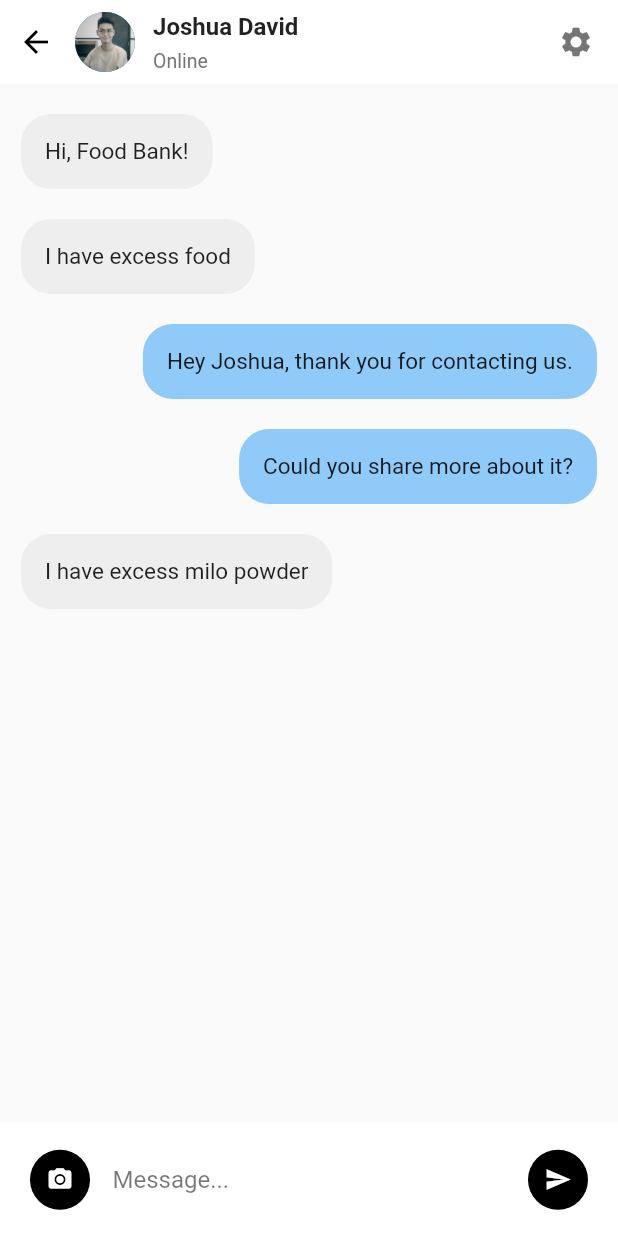
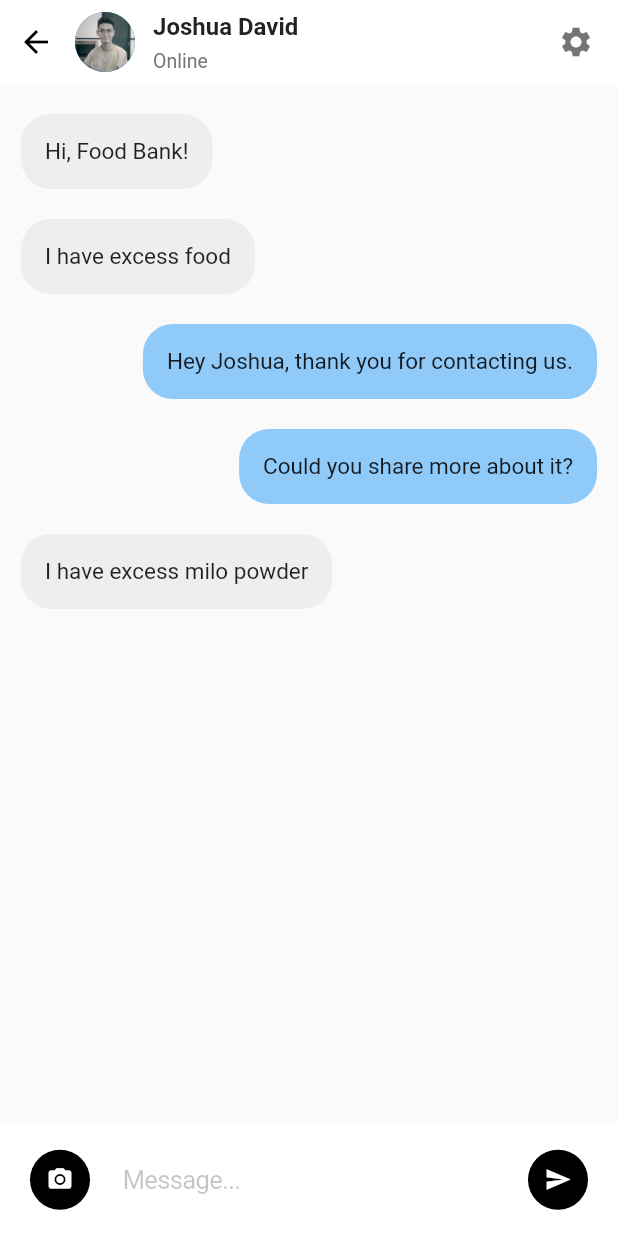
Before and after one commit to torrizing/google-ignite-22-group2, a Flutter app: the ChatDetails screen opened directly, on a phone screen of 412 x 824 dp. Run offline on Flutter 3.47's test engine with Material 2 defaults, Android fonts, the phone set to English and light mode, and no system bars; our stand-ins replace google_maps_flutter.

Commit message:
added chat details

```diff
--- a/lib/screens/chat/chat_details.dart
+++ b/lib/screens/chat/chat_details.dart
@@ -1,3 +1,4 @@
+import 'package:flutter/cupertino.dart';
 import 'package:flutter/material.dart';
 import 'package:google_ignite_app/model/chat_message.dart';
 
@@ -21,6 +22,29 @@ class _ChatDetailsState extends State<ChatDetails> {
     ChatMessage(
         messageContent: "I have excess milo powder", messageType: "receiver"),
   ];
+
+  late TextEditingController _controller;
+  late String userMsg;
+
+  String text = "";
+
+  void _setText() {
+    setState(() {
+      text = userMsg;
+    });
+  }
+
+  @override
+  void initState() {
+    super.initState();
+    _controller = TextEditingController();
+  }
+
+  @override
+  void dispose() {
+    _controller.dispose();
+    super.dispose();
+  }
 
   @override
   Widget build(BuildContext context) {
@@ -127,6 +151,7 @@ class _ChatDetailsState extends State<ChatDetails> {
                     SizedBox(
                       width: 40.0,
                       child: FloatingActionButton(
+                        heroTag: 'btn1',
                         onPressed: () {},
                         backgroundColor: Colors.black,
                         elevation: 0,
@@ -140,14 +165,16 @@ class _ChatDetailsState extends State<ChatDetails> {
                     const SizedBox(
                       width: 15,
                     ),
-                    const Expanded(
-                      child: TextField(
-                        decoration: InputDecoration(
-                            hintText: "Message...",
-                            hintStyle: TextStyle(color: Colors.black54),
-                            border: InputBorder.none),
-                      ),
-                    ),
+                    Expanded(
+                        child: CupertinoTextField.borderless(
+                            onChanged: (value) => userMsg = value,
+                            placeholder: "Message...",
+                            controller: _controller,
+                            onSubmitted: (String value) async {
+                              _setText();
+                              debugPrint(value);
+                              _controller.clear();
+                            })),
                     const SizedBox(
                       width: 15,
                     ),
@@ -155,6 +182,7 @@ class _ChatDetailsState extends State<ChatDetails> {
                       width: 40.0,
                       child: FloatingActionButton(
                         onPressed: () {},
+                        heroTag: 'btn2',
                         backgroundColor: Colors.black,
                         elevation: 0,
                         child: const Icon(
```
Also changed, not shown: lib/screens/chat/chat_screen.dart (+0 -53 lines).
